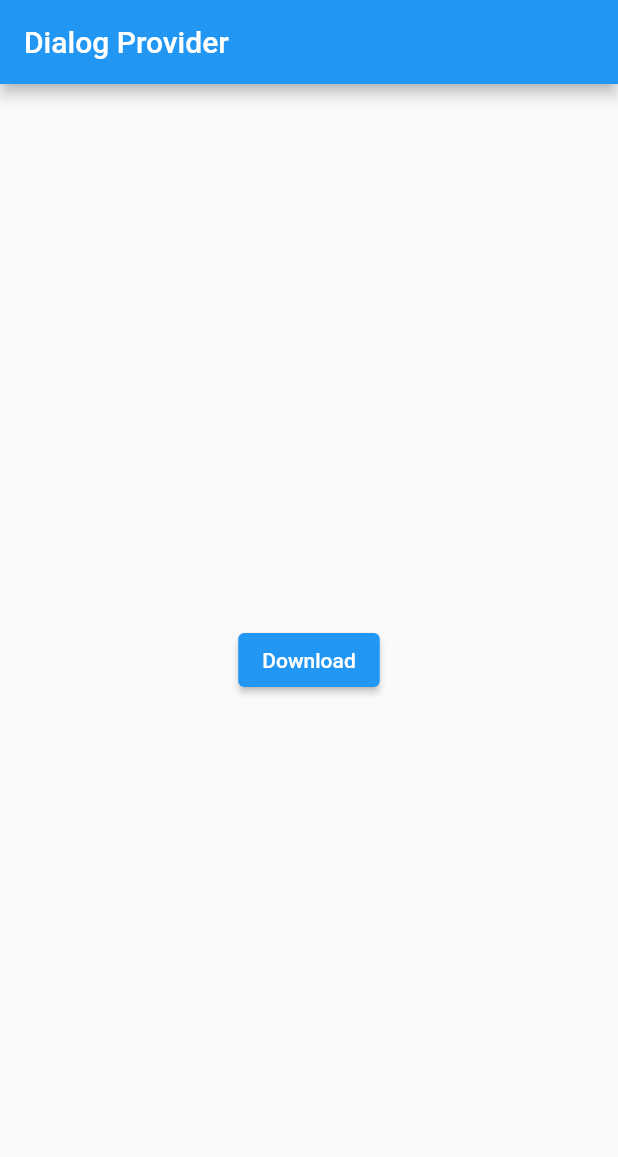
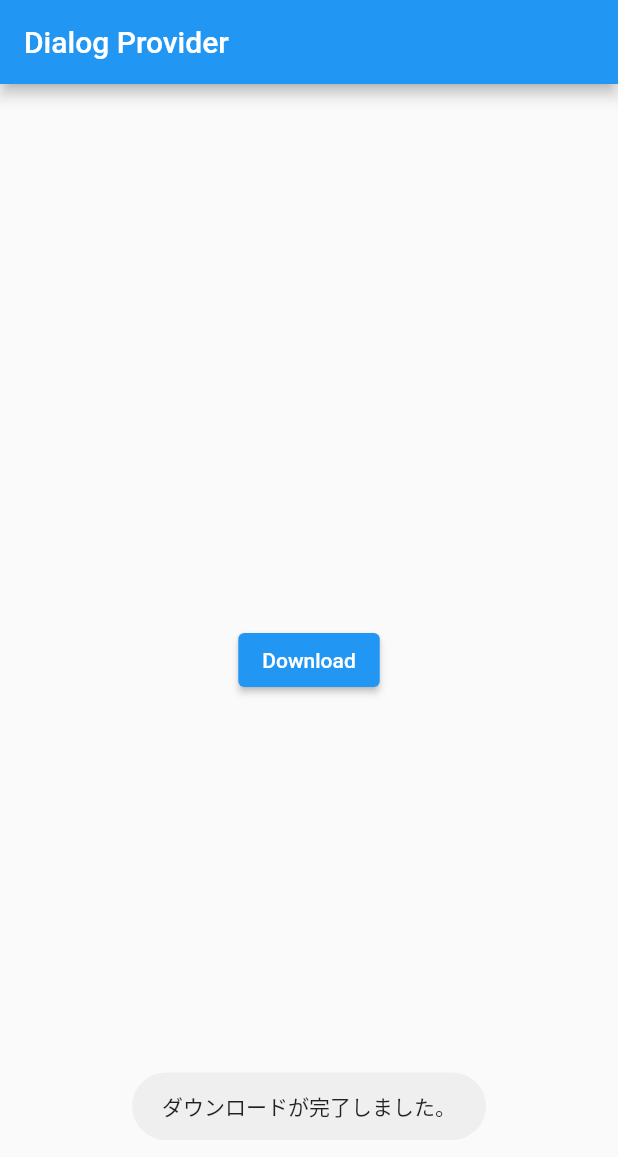
Before and after one commit to popy1017/flutter_dialog_provider, a Flutter app: the screen it shows after launch, after a tap on "Download", on a phone screen of 412 x 824 dp. Shown: the top 1157 px of the screen. Run offline on Flutter 3.47's test engine with Material 2 defaults, Android fonts, the phone set to English and light mode, and no system bars; our stand-ins replace fluttertoast.

Commit message:
ダウンロードの進捗率を表示するように。

```diff
--- a/lib/download_model.dart
+++ b/lib/download_model.dart
@@ -1,3 +1,23 @@
 import 'package:flutter/widgets.dart';
 
-class DownloadModel extends ChangeNotifier {}
+const int DOWNLOAD_FILE_BYTES = 100000; // 0.1MB
+
+class DownloadModel extends ChangeNotifier {
+  /// Download progress
+  /// min: 0.0 ~ max: 1.0
+  double progress = 0.0;
+
+  Future<void> download() async {
+    for (int downloadedBytes = 0;
+        downloadedBytes <= DOWNLOAD_FILE_BYTES;
+        downloadedBytes++) {
+      await Future.delayed(Duration(microseconds: 1));
+
+      if (downloadedBytes % 100 == 0 ||
+          downloadedBytes == DOWNLOAD_FILE_BYTES) {
+        progress = downloadedBytes / DOWNLOAD_FILE_BYTES;
+        notifyListeners();
+      }
+    }
+  }
+}
--- a/lib/home.dart
+++ b/lib/home.dart
@@ -1,4 +1,8 @@
+import 'package:dialog_provider/download_model.dart';
+import 'package:dialog_provider/progress_dialog.dart';
 import 'package:flutter/material.dart';
+import 'package:fluttertoast/fluttertoast.dart';
+import 'package:provider/provider.dart';
 
 class Home extends StatelessWidget {
   @override
@@ -10,9 +14,44 @@ class Home extends StatelessWidget {
       body: Center(
         child: ElevatedButton(
           child: Text('Download'),
-          onPressed: () {},
+          onPressed: () async {
+            _showProgressView(context);
+
+            await context.read<DownloadModel>().download();
+            Navigator.pop(context);
+
+            _showSuccessSnackbar(context);
+          },
         ),
       ),
     );
   }
+
+  void _showProgressView(BuildContext context) {
+    final DownloadModel model =
+        Provider.of<DownloadModel>(context, listen: false);
+    showGeneralDialog<void>(
+      context: context,
+      barrierDismissible: false,
+      transitionDuration: Duration.zero,
+      barrierColor: Colors.black.withOpacity(0.5),
+      useRootNavigator: false,
+      pageBuilder: (BuildContext context, Animation<void> animation,
+          Animation<void> secondaryAnimation) {
+        return ChangeNotifierProvider.value(
+          value: model,
+          child: ProgressDialog(),
+        );
+      },
+    );
+  }
+
+  void _showSuccessSnackbar(BuildContext context) {
+    Fluttertoast.showToast(
+      msg: "ダウンロードが完了しました。",
+      toastLength: Toast.LENGTH_SHORT,
+      gravity: ToastGravity.BOTTOM,
+      timeInSecForIosWeb: 2,
+    );
+  }
 }
--- /dev/null
+++ b/lib/progress_dialog.dart
@@ -0,0 +1,35 @@
+import 'package:dialog_provider/download_model.dart';
+import 'package:flutter/material.dart';
+import 'package:provider/provider.dart';
+
+class ProgressDialog extends StatelessWidget {
+  @override
+  Widget build(BuildContext context) {
+    final double progress = context.watch<DownloadModel>().progress;
+
+    return AlertDialog(
+      backgroundColor: Colors.transparent,
+      elevation: 0,
+      content: Center(
+        child: Column(
+          mainAxisSize: MainAxisSize.min,
+          mainAxisAlignment: MainAxisAlignment.spaceBetween,
+          children: [
+            CircularProgressIndicator(),
+            Padding(
+              padding: const EdgeInsets.symmetric(vertical: 16),
+              child: LinearProgressIndicator(value: progress),
+            ),
+            Text(
+              '${(progress * 100).toStringAsFixed(1)}%',
+              style: Theme.of(context)
+                  .textTheme
+                  .headline4
+                  .copyWith(color: Colors.white),
+            ),
+          ],
+        ),
+      ),
+    );
+  }
+}
--- a/pubspec.yaml
+++ b/pubspec.yaml
@@ -25,6 +25,8 @@ dependencies:
     sdk: flutter
 
   provider: ^4.3.3
+
+  fluttertoast: ^7.1.8
 
   # The following adds the Cupertino Icons font to your application.
   # Use with the CupertinoIcons class for iOS style icons.
```
Also changed, not shown: pubspec.lock, 6 other files.
